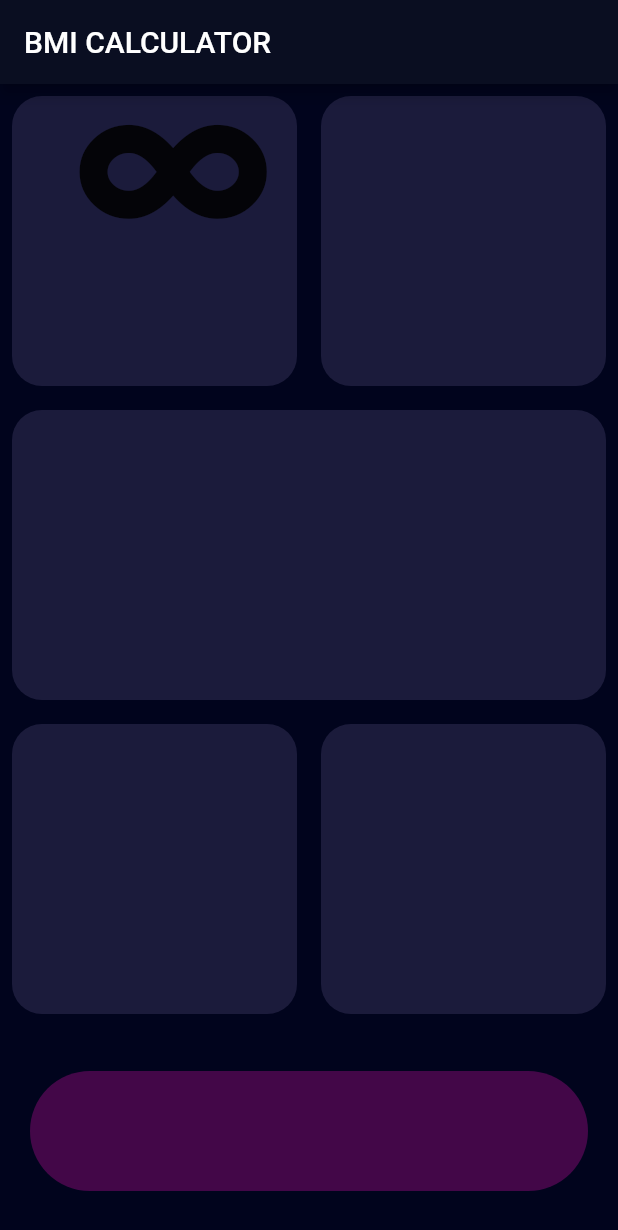
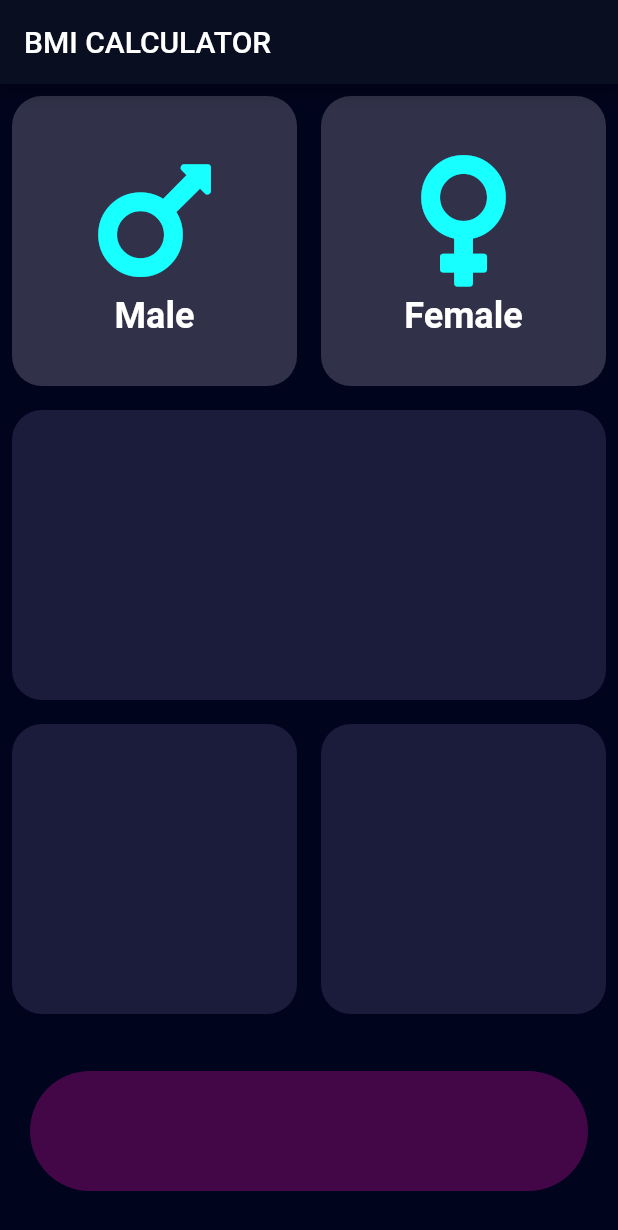
Before and after one commit to xXDiehardmanXx/bmi-calculator, a Flutter app: the screen it shows after launch, on a phone screen of 412 x 824 dp. Shown: the top 1230 px of the screen. Run offline on Flutter 3.47's test engine with Material 2 defaults, Android fonts, the phone set to English and light mode, and no system bars; our stand-ins replace font_awesome_flutter.

Commit message:
iconcontent updated

```diff
--- /dev/null
+++ b/lib/icon_content.dart
@@ -0,0 +1,31 @@
+import 'package:flutter/material.dart';
+
+class IconContent extends StatelessWidget {
+  IconContent(
+      {this.iconContent, this.iconSize, this.textContent, this.textSize});
+  final IconData iconContent;
+  final String textContent;
+  final double textSize;
+  final double iconSize;
+  @override
+  Widget build(BuildContext context) {
+    return Column(
+      mainAxisAlignment: MainAxisAlignment.center,
+      children: [
+        Icon(
+          iconContent,
+          size: iconSize,
+          color: Colors.cyanAccent,
+        ),
+        Text(
+          textContent,
+          style: TextStyle(
+            color: Colors.white,
+            fontWeight: FontWeight.bold,
+            fontSize: textSize,
+          ),
+        ),
+      ],
+    );
+  }
+}
--- a/lib/input_page.dart
+++ b/lib/input_page.dart
@@ -1,15 +1,36 @@
 import 'package:flutter/material.dart';
 import 'package:font_awesome_flutter/font_awesome_flutter.dart';
-
+import 'icon_content.dart';
+import 'reuse_card.dart';
 class InputPage extends StatefulWidget {
   @override
   _InputPageState createState() => _InputPageState();
 }
 
 const activeCardColor = Color(0xFF1B1B3B);
+const inactiveCardColor = Color(0xFF313149);
 const double bottomContainerHeight = 80.0;
 
 class _InputPageState extends State<InputPage> {
+  Color maleCardColor = inactiveCardColor;
+  Color femaleCardColor = inactiveCardColor;
+  // void updateCardColor(int gender){
+  //   if(gender == 1){
+  //     if(maleCardColor == inactiveCardColor){
+  //       maleCardColor = activeCardColor;
+  //     }
+  //   else{
+  //       maleCardColor = inactiveCardColor;
+  //     }
+  //   else{
+  //     if(femaleCardColor == inactiveCardColor){
+  //       femaleCardColor = activeCardColor;
+  //     }
+  //     else{
+  //       femaleCardColor = inactiveCardColor;
+  //     }
+  //   }
+  // }
   @override
   Widget build(BuildContext context) {
     return Scaffold(
@@ -23,21 +44,31 @@ class _InputPageState extends State<InputPage> {
               mainAxisAlignment: MainAxisAlignment.spaceEvenly,
               children: [
                 Expanded(
-                  child: ReuseCard(
-                    colour: activeCardColor,
-                    childCard: Column(
-                      children: [
-                        Icon(
-                          FontAwesomeIcons.infinity,
-                          size: 100.0,
-                        ),
+                  child: GestureDetector(
+                    onTap:(){
 
-                      ],
+                    },
+                    child: ReuseCard(
+                      colour: maleCardColor,
+                      childCard: IconContent(
+                        iconContent: FontAwesomeIcons.mars,
+                        iconSize: 100.0,
+                        textContent: "Male",
+                        textSize: 24,
+                      ),
                     ),
                   ),
                 ),
                 Expanded(
-                  child: ReuseCard(colour: activeCardColor),
+                  child: ReuseCard(
+                    colour: femaleCardColor,
+                    childCard: IconContent(
+                      iconContent: FontAwesomeIcons.venus,
+                      iconSize: 100.0,
+                      textContent: "Female",
+                      textSize: 24,
+                    ),
+                  ),
                 ),
               ],
             ),
@@ -74,20 +105,3 @@ class _InputPageState extends State<InputPage> {
     );
   }
 }
-
-class ReuseCard extends StatelessWidget {
-  ReuseCard({@required this.colour, this.childCard});
-  final Color colour;
-  final Widget childCard;
-  @override
-  Widget build(BuildContext context) {
-    return Container(
-      child: childCard,
-      margin: EdgeInsets.all(8.0),
-      decoration: BoxDecoration(
-        color: colour,
-        borderRadius: BorderRadius.circular(20.0),
-      ),
-    );
-  }
-}
--- a/lib/main.dart
+++ b/lib/main.dart
@@ -9,7 +9,7 @@ class BMICalculator extends StatelessWidget {
     return MaterialApp(
       theme: ThemeData(
         primaryColor: Color(0xFF0A0E21),
-        accentColor: Colors.purple,
+        secondaryHeaderColor: Colors.purple,
         scaffoldBackgroundColor: Color(0xFF01041D),
         textTheme: TextTheme(
           bodyText1: TextStyle(color: Colors.white)
--- /dev/null
+++ b/lib/reuse_card.dart
@@ -0,0 +1,18 @@
+import 'package:flutter/material.dart';
+
+class ReuseCard extends StatelessWidget {
+  ReuseCard({@required this.colour, this.childCard});
+  final Color colour;
+  final Widget childCard;
+  @override
+  Widget build(BuildContext context) {
+    return Container(
+      child: childCard,
+      margin: EdgeInsets.all(8.0),
+      decoration: BoxDecoration(
+        color: colour,
+        borderRadius: BorderRadius.circular(20.0),
+      ),
+    );
+  }
+}
```
Also changed, not shown: pubspec.lock.
